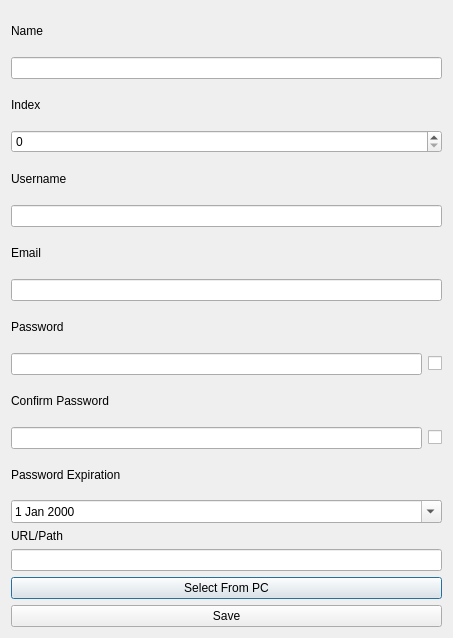
Qt form designs/xml/app_vault_window.ui (daniel-deru/WorkMate-3.0) before a commit.
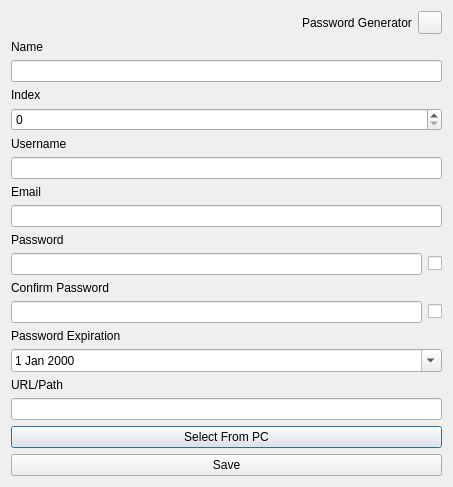
The same form after that commit.

Commit message: finished password expiry

```diff
--- a/designs/xml/app_vault_window.ui
+++ b/designs/xml/app_vault_window.ui
@@ -7,13 +7,47 @@
     <x>0</x>
     <y>0</y>
     <width>453</width>
-    <height>638</height>
+    <height>484</height>
    </rect>
   </property>
   <property name="windowTitle">
    <string>Add App</string>
   </property>
   <layout class="QVBoxLayout" name="verticalLayout_3">
+   <item>
+    <layout class="QHBoxLayout" name="horizontalLayout_6">
+     <item>
+      <spacer name="horizontalSpacer">
+       <property name="orientation">
+        <enum>Qt::Horizontal</enum>
+       </property>
+       <property name="sizeHint" stdset="0">
+        <size>
+         <width>40</width>
+         <height>20</height>
+        </size>
+       </property>
+      </spacer>
+     </item>
+     <item>
+      <widget class="QLabel" name="lbl_password_generator">
+       <property name="text">
+        <string>Password Generator</string>
+       </property>
+      </widget>
+     </item>
+     <item>
+      <widget class="QToolButton" name="tbtn_password_generator">
+       <property name="cursor">
+        <cursorShape>PointingHandCursor</cursorShape>
+       </property>
+       <property name="text">
+        <string/>
+       </property>
+      </widget>
+     </item>
+    </layout>
+   </item>
    <item>
     <layout class="QVBoxLayout" name="verticalLayout">
      <item>
```
The commit also changes 31 other files.
